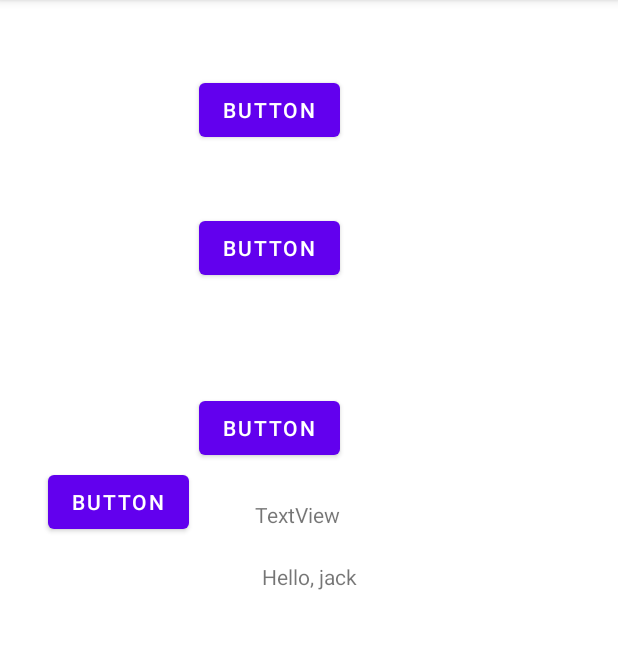
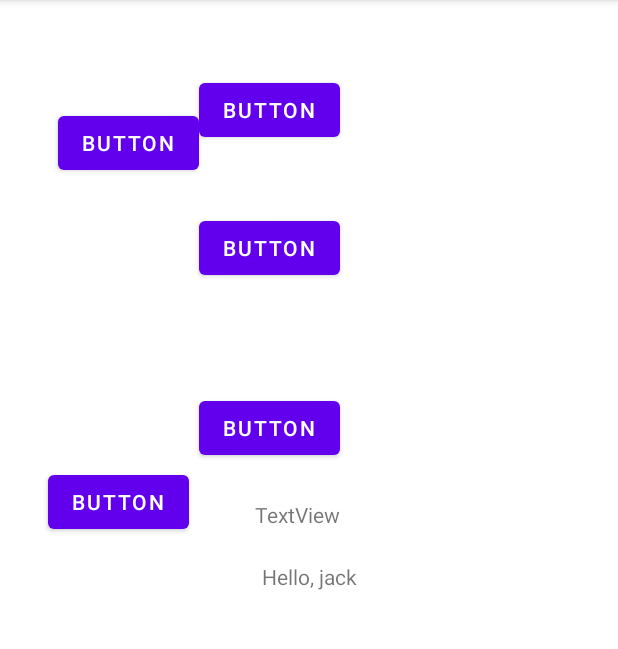
Before and after one commit to jack312505/FirstAPP, an Android app: the screen it shows after launch (MainActivity), on a phone screen of 412 x 824 dp, the part 84-733 px from its top. Run offline under Robolectric (Android 15) with nearby library versions, the phone set to English and light mode, and no system bars.

Commit message:
add4b add5b

```diff
--- a/app/src/main/res/layout/activity_main.xml
+++ b/app/src/main/res/layout/activity_main.xml
@@ -63,4 +63,13 @@
         app:layout_constraintBottom_toTopOf="@+id/button3"
         app:layout_constraintStart_toStartOf="@+id/button3" />
 
+    <Button
+        android:id="@+id/button5"
+        android:layout_width="wrap_content"
+        android:layout_height="wrap_content"
+        android:text="Button"
+        app:layout_constraintBottom_toTopOf="@+id/button3"
+        app:layout_constraintEnd_toStartOf="@+id/button4"
+        app:layout_constraintTop_toTopOf="@+id/button4" />
+
 </androidx.constraintlayout.widget.ConstraintLayout>
```
